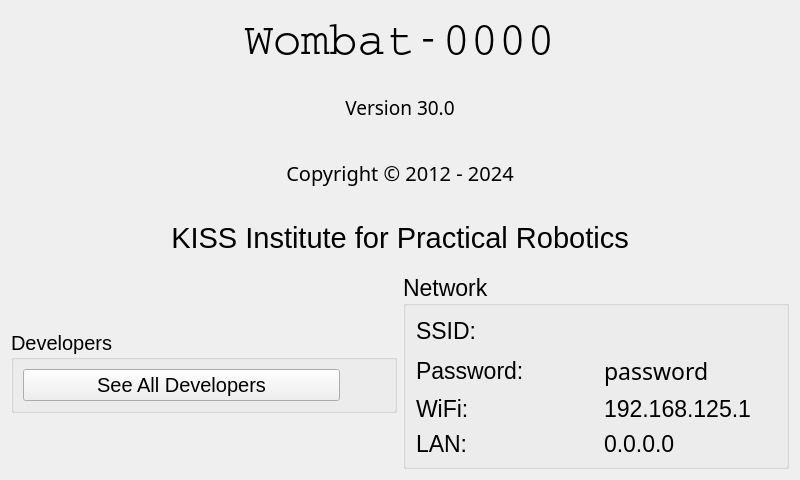
kipr/botui, file ui/AboutWidget.ui: the form before one commit.
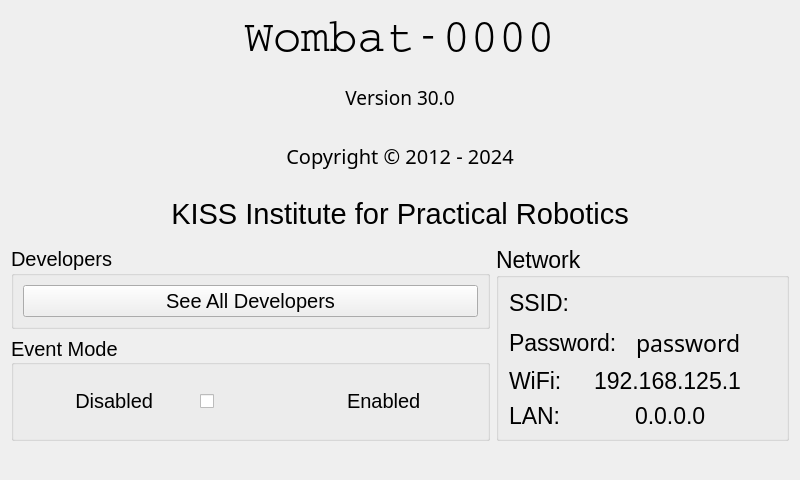
The form after the commit. Icons and pictures are not drawn.

Commit message: Added Event Mode toggle switch

```diff
--- a/ui/AboutWidget.ui
+++ b/ui/AboutWidget.ui
@@ -30,7 +30,15 @@
   <property name="windowTitle">
    <string>About</string>
   </property>
-  <layout class="QVBoxLayout" name="verticalLayout_5">
+  <property name="styleSheet">
+   <string notr="true"/>
+  </property>
+  <layout class="QVBoxLayout" name="verticalLayout_2">
+   <item>
+    <layout class="QVBoxLayout" name="containerLayout">
+     <property name="bottomMargin">
+      <number>28</number>
+     </property>
    <item>
     <widget class="QLabel" name="deviceName">
      <property name="sizePolicy">
@@ -56,11 +64,13 @@
        <family>Courier</family>
        <pointsize>35</pointsize>
        <italic>false</italic>
-       <bold>false</bold>
       </font>
      </property>
      <property name="styleSheet">
-      <string notr="true">font: 75 35pt &quot;Courier&quot;;</string>
+        <string notr="true">QLabel{
+	background-color: transparent;
+
+}</string>
      </property>
      <property name="text">
       <string>Wombat-0000</string>
@@ -87,7 +97,9 @@
       </font>
      </property>
      <property name="styleSheet">
-      <string notr="true"/>
+        <string notr="true">QLabel{
+	background-color: transparent;
+}</string>
      </property>
      <property name="text">
       <string>Version 30.0</string>
@@ -135,7 +147,7 @@
     </widget>
    </item>
    <item>
-    <layout class="QHBoxLayout" name="horizontalLayout" stretch="1,1">
+      <layout class="QHBoxLayout" name="horizontalLayout" stretch="0,0">
      <property name="spacing">
       <number>6</number>
      </property>
@@ -143,6 +155,11 @@
       <number>0</number>
      </property>
      <item>
+        <layout class="QVBoxLayout" name="LeftSidelayout">
+         <property name="rightMargin">
+          <number>0</number>
+         </property>
+         <item>
       <widget class="QGroupBox" name="groupBox_2">
        <property name="sizePolicy">
         <sizepolicy hsizetype="Expanding" vsizetype="Fixed">
@@ -176,7 +193,7 @@
        <property name="title">
         <string>Developers</string>
        </property>
-       <layout class="QVBoxLayout" name="verticalLayout_2">
+           <layout class="QHBoxLayout" name="horizontalLayout_7">
         <property name="spacing">
          <number>9</number>
         </property>
@@ -187,7 +204,7 @@
          <number>9</number>
         </property>
         <property name="rightMargin">
-         <number>54</number>
+             <number>9</number>
         </property>
         <item>
          <widget class="QPushButton" name="developerList">
@@ -209,6 +226,9 @@
             <height>0</height>
            </size>
           </property>
+              <property name="styleSheet">
+               <string notr="true"/>
+              </property>
           <property name="text">
            <string>See All Developers</string>
           </property>
@@ -230,6 +250,136 @@
       </widget>
      </item>
      <item>
+          <widget class="QGroupBox" name="EventModeBox">
+           <property name="sizePolicy">
+            <sizepolicy hsizetype="Expanding" vsizetype="Fixed">
+             <horstretch>0</horstretch>
+             <verstretch>0</verstretch>
+            </sizepolicy>
+           </property>
+           <property name="maximumSize">
+            <size>
+             <width>16777215</width>
+             <height>300</height>
+            </size>
+           </property>
+           <property name="font">
+            <font>
+             <pointsize>15</pointsize>
+            </font>
+           </property>
+           <property name="title">
+            <string>Event Mode</string>
+           </property>
+           <property name="alignment">
+            <set>Qt::AlignJustify|Qt::AlignVCenter</set>
+           </property>
+           <layout class="QVBoxLayout" name="verticalLayout">
+            <item>
+             <layout class="QHBoxLayout" name="horizontalLayout_6" stretch="0,0,0">
+              <property name="spacing">
+               <number>0</number>
+              </property>
+              <property name="sizeConstraint">
+               <enum>QLayout::SetDefaultConstraint</enum>
+              </property>
+              <property name="leftMargin">
+               <number>3</number>
+              </property>
+              <property name="rightMargin">
+               <number>3</number>
+              </property>
+              <property name="bottomMargin">
+               <number>0</number>
+              </property>
+              <item>
+               <widget class="QLabel" name="label">
+                <property name="sizePolicy">
+                 <sizepolicy hsizetype="Expanding" vsizetype="Fixed">
+                  <horstretch>0</horstretch>
+                  <verstretch>0</verstretch>
+                 </sizepolicy>
+                </property>
+                <property name="maximumSize">
+                 <size>
+                  <width>80</width>
+                  <height>16777215</height>
+                 </size>
+                </property>
+                <property name="text">
+                 <string>Disabled</string>
+                </property>
+                <property name="alignment">
+                 <set>Qt::AlignRight|Qt::AlignTrailing|Qt::AlignVCenter</set>
+                </property>
+               </widget>
+              </item>
+              <item>
+               <widget class="QCheckBox" name="toggleSwitch">
+                <property name="sizePolicy">
+                 <sizepolicy hsizetype="Expanding" vsizetype="Fixed">
+                  <horstretch>0</horstretch>
+                  <verstretch>0</verstretch>
+                 </sizepolicy>
+                </property>
+                <property name="maximumSize">
+                 <size>
+                  <width>100</width>
+                  <height>16777215</height>
+                 </size>
+                </property>
+                <property name="styleSheet">
+                 <string notr="true">QCheckBox::indicator{
+
+	margin-left: 7%;
+}
+
+QCheckBox::indicator:checked{
+	image:url(&quot;://qml/right.png&quot;);
+}
+
+QCheckBox::indicator:unchecked{
+	image:url(&quot;://qml/left.png&quot;);
+}</string>
+                </property>
+                <property name="text">
+                 <string/>
+                </property>
+                <property name="iconSize">
+                 <size>
+                  <width>13</width>
+                  <height>16</height>
+                 </size>
+                </property>
+               </widget>
+              </item>
+              <item>
+               <widget class="QLabel" name="label_2">
+                <property name="sizePolicy">
+                 <sizepolicy hsizetype="Expanding" vsizetype="Fixed">
+                  <horstretch>0</horstretch>
+                  <verstretch>0</verstretch>
+                 </sizepolicy>
+                </property>
+                <property name="maximumSize">
+                 <size>
+                  <width>80</width>
+                  <height>16777215</height>
+                 </size>
+                </property>
+                <property name="text">
+                 <string>Enabled</string>
+                </property>
+               </widget>
+              </item>
+             </layout>
+            </item>
+           </layout>
+          </widget>
+         </item>
+        </layout>
+       </item>
+       <item>
       <widget class="QGroupBox" name="wifiBox">
        <property name="sizePolicy">
         <sizepolicy hsizetype="Preferred" vsizetype="Preferred">
@@ -262,7 +412,7 @@
          <number>0</number>
         </property>
         <property name="rightMargin">
-         <number>14</number>
+           <number>45</number>
         </property>
         <item>
          <layout class="QHBoxLayout" name="horizontalLayout_4">
@@ -387,6 +537,8 @@
         </item>
        </layout>
       </widget>
+       </item>
+      </layout>
      </item>
     </layout>
    </item>
```
Lines whose indentation alone changed are shown as unchanged.
